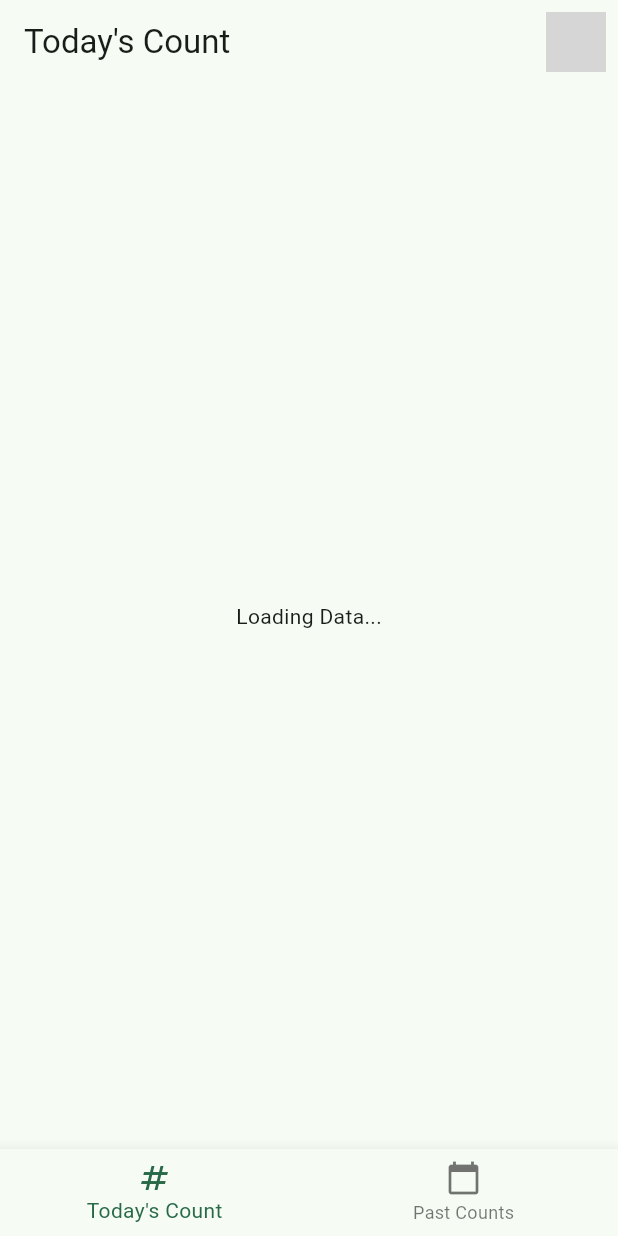
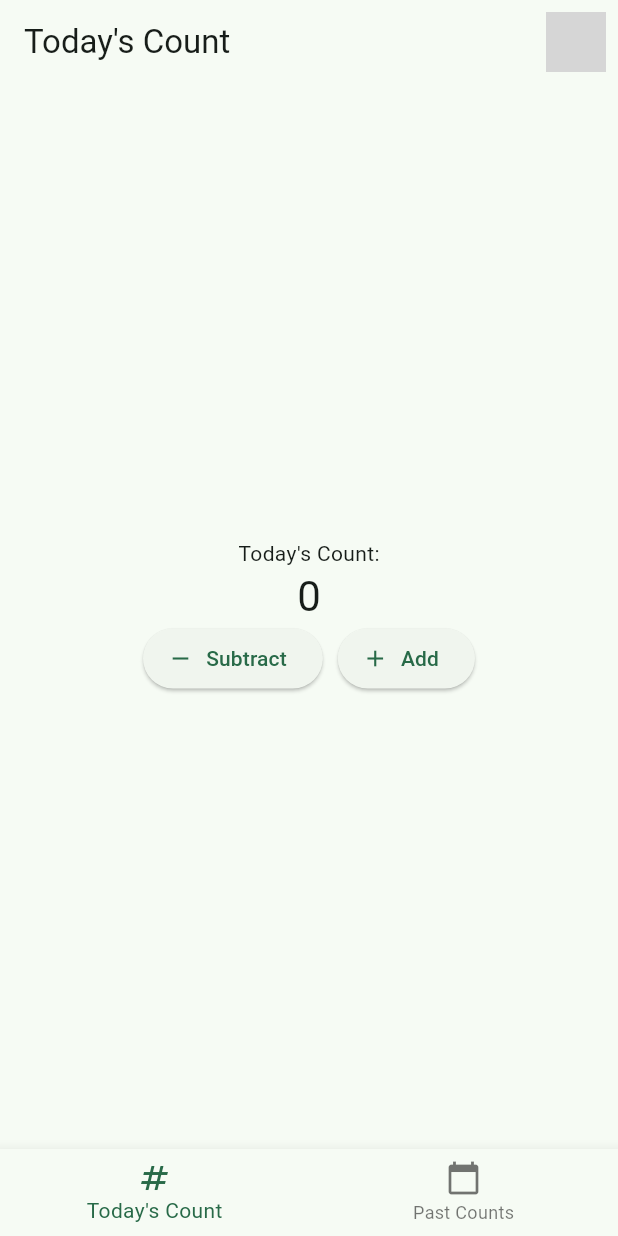
Before and after one commit to jewlexx/adtrac, a Flutter app: the screen it shows after launch, on a phone screen of 412 x 824 dp. Run offline on Flutter 3.47's test engine with Material 3 defaults, Android fonts, the phone set to English and light mode, and no system bars; drawn by our look-alikes of dynamic_color; our stand-ins replace cached_network_image, cloud_firestore, file_picker, firebase_auth, firebase_core, google_sign_in and 1 more; accounts and stored records are empty; network calls fail; grey boxes are pictures that could not be loaded.

Commit message:
fixed initial stream calls

```diff
--- a/lib/data.dart
+++ b/lib/data.dart
@@ -38,8 +38,6 @@ abstract class DataProvider {
   }
 
   DataProvider({String? date}) : date = date ?? currentDate();
-
-  Future<void> init() async {}
 
   Future<Map<String, int>> allCounts();
 
--- a/lib/data/device.dart
+++ b/lib/data/device.dart
@@ -15,7 +15,14 @@ class OnDeviceUserData extends DataProvider {
 
   OnDeviceUserData({super.date})
       : prefs = SharedPreferencesAsync(),
-        dateKey = "$datePrefix$date";
+        dateKey = "$datePrefix$date" {
+    init();
+  }
+
+  Future<void> init() async {
+    todayStream.add(CountDate(count: await getCount(), date: date));
+    allCountsStream.add(await allCounts());
+  }
 
   @override
   Future<Map<String, int>> allCounts() async {
```
